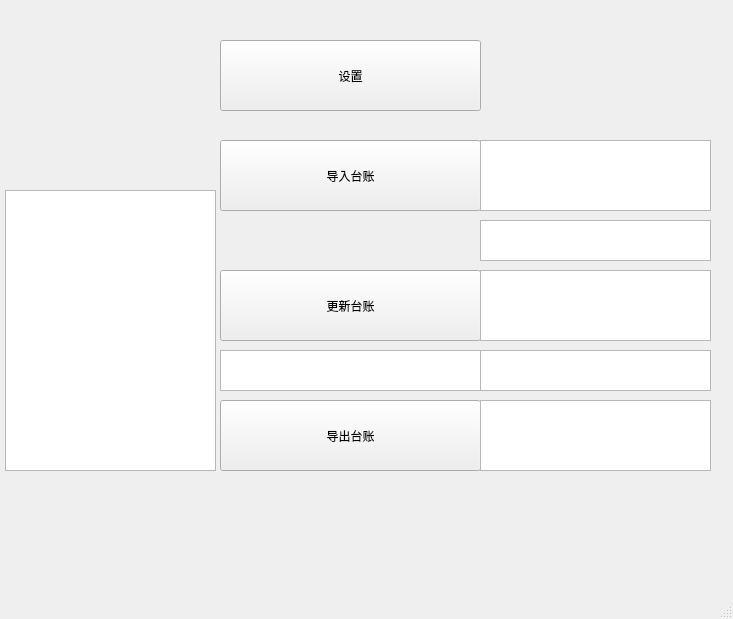
Before: the Qt Designer form mainwindow.ui in hclspring/AssetTableManager, drawn with Qt 5.
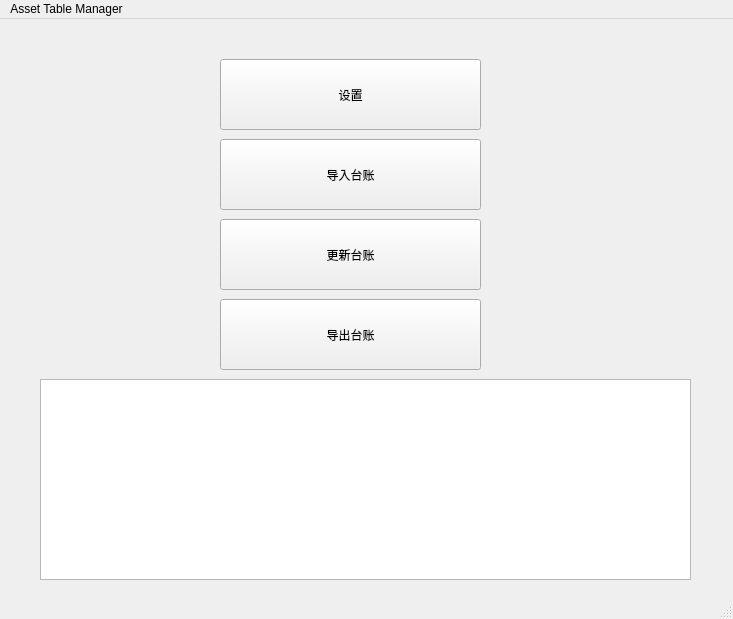
After: the same form once the commit is applied.

```diff
--- a/mainwindow.ui
+++ b/mainwindow.ui
@@ -34,7 +34,7 @@
     <property name="geometry">
      <rect>
       <x>220</x>
-      <y>140</y>
+      <y>120</y>
       <width>261</width>
       <height>71</height>
      </rect>
@@ -50,7 +50,7 @@
     <property name="geometry">
      <rect>
       <x>220</x>
-      <y>400</y>
+      <y>280</y>
       <width>261</width>
       <height>71</height>
      </rect>
@@ -66,7 +66,7 @@
     <property name="geometry">
      <rect>
       <x>220</x>
-      <y>270</y>
+      <y>200</y>
       <width>261</width>
       <height>71</height>
      </rect>
@@ -78,73 +78,13 @@
      <bool>false</bool>
     </property>
    </widget>
-   <widget class="QTextBrowser" name="bookFilePathNameTextBrowser">
-    <property name="geometry">
-     <rect>
-      <x>480</x>
-      <y>140</y>
-      <width>231</width>
-      <height>71</height>
-     </rect>
-    </property>
-   </widget>
-   <widget class="QTextBrowser" name="inputStyleTextBrowser">
-    <property name="geometry">
-     <rect>
-      <x>480</x>
-      <y>220</y>
-      <width>231</width>
-      <height>41</height>
-     </rect>
-    </property>
-   </widget>
-   <widget class="QTextBrowser" name="updateFilePathNameTextBrowser">
-    <property name="geometry">
-     <rect>
-      <x>480</x>
-      <y>270</y>
-      <width>231</width>
-      <height>71</height>
-     </rect>
-    </property>
-   </widget>
-   <widget class="QTextBrowser" name="updateMappingTextBrowser">
-    <property name="geometry">
-     <rect>
-      <x>220</x>
-      <y>350</y>
-      <width>261</width>
-      <height>41</height>
-     </rect>
-    </property>
-   </widget>
-   <widget class="QTextBrowser" name="updatePrimaryKeyTextBrowser">
-    <property name="geometry">
-     <rect>
-      <x>480</x>
-      <y>350</y>
-      <width>231</width>
-      <height>41</height>
-     </rect>
-    </property>
-   </widget>
    <widget class="QTextBrowser" name="updateProcessTextBrowser">
     <property name="geometry">
      <rect>
-      <x>5</x>
-      <y>190</y>
-      <width>211</width>
-      <height>281</height>
-     </rect>
-    </property>
-   </widget>
-   <widget class="QTextBrowser" name="exportInfoTextBrowser">
-    <property name="geometry">
-     <rect>
-      <x>480</x>
-      <y>400</y>
-      <width>231</width>
-      <height>71</height>
+      <x>40</x>
+      <y>360</y>
+      <width>651</width>
+      <height>201</height>
      </rect>
     </property>
    </widget>
@@ -158,6 +98,12 @@
      <height>23</height>
     </rect>
    </property>
+   <widget class="QMenu" name="menuAsset_Table_Manager">
+    <property name="title">
+     <string>Asset Table Manager</string>
+    </property>
+   </widget>
+   <addaction name="menuAsset_Table_Manager"/>
   </widget>
   <widget class="QStatusBar" name="statusbar"/>
  </widget>
```
